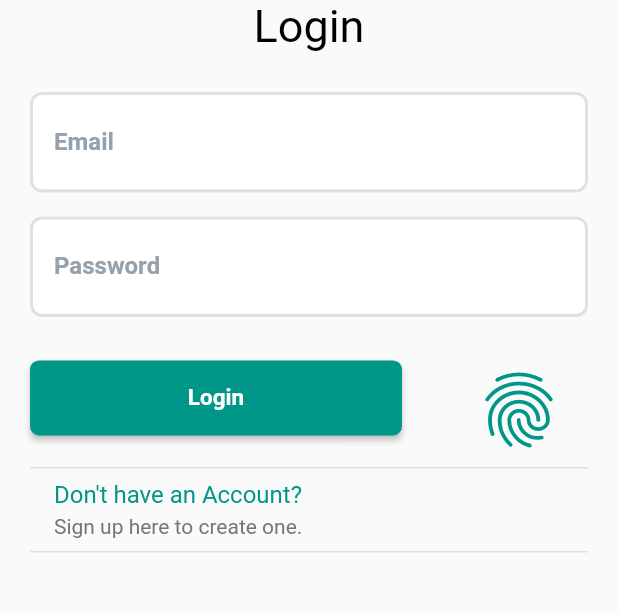
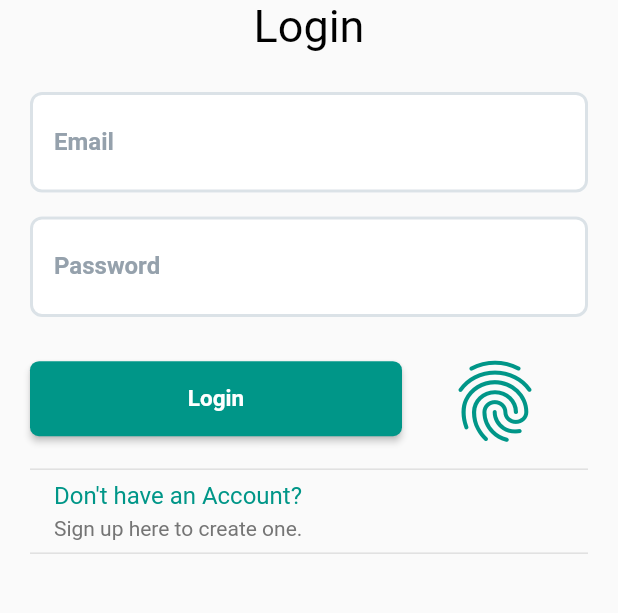
Before and after one commit to Ngongabcx/golf-course-app, a Flutter app: the screen it shows after launch, on a phone screen of 412 x 824 dp, the part 373-986 px from its top. Run offline on Flutter 3.47's test engine with Material 2 defaults, Android fonts, the phone set to English and light mode, and no system bars; our stand-ins replace dropdown_search, flutter_datetime_picker, flutter_svg, font_awesome_flutter, get, get_storage and 2 more; missing offline and left inert: jwt_decode; generated files the repository leaves out were written again.

Commit message:
Fix: Biometric placement

```diff
--- a/lib/app/modules/Authentication/views/login_view.dart
+++ b/lib/app/modules/Authentication/views/login_view.dart
@@ -162,17 +162,14 @@ class LoginView extends GetView<AuthenticationController> {
                         ),
                         Expanded(
                             flex: 3,
-                            child: Align(
-                              alignment: Alignment.topRight,
-                              child: TextButton.icon(
-                                  onPressed: () =>
-                                      controller.authenticateUser(),
-                                  icon: Icon(
-                                    Icons.fingerprint,
-                                    color: kPrimaryColor,
-                                    size: 60.0,
-                                  ),
-                                  label: Text("")),
+                            child: IconButton(
+                              padding: EdgeInsets.only(bottom: 12),
+                              splashRadius: 25,
+                              icon: Icon(Icons.fingerprint),
+                              iconSize: 65,
+                              color: kPrimaryColor,
+                              splashColor: Colors.grey,
+                              onPressed: () => controller.authenticateUser(),
                             )),
                       ],
                     ),
```
